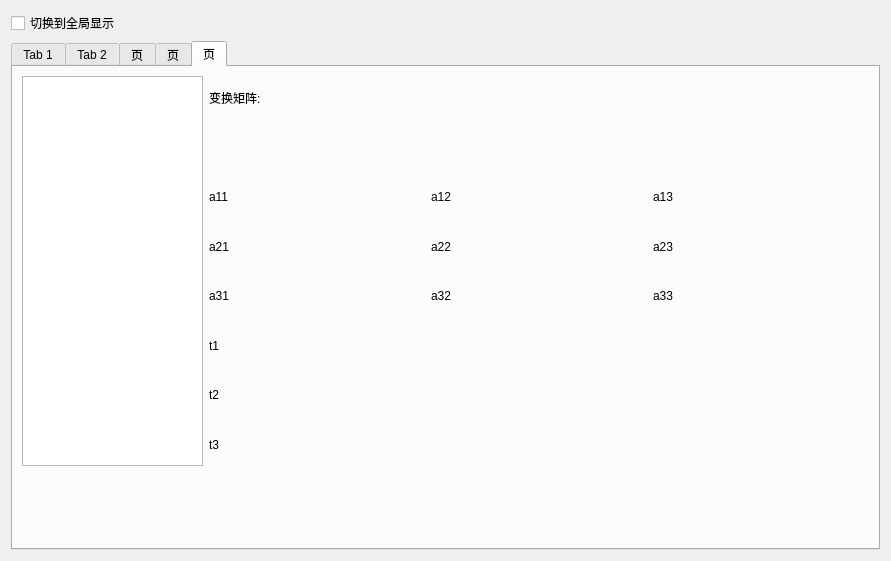
Before: the Qt Designer form checkscandatadlg.ui in qubo188612/qtwelding, drawn with Qt 5.
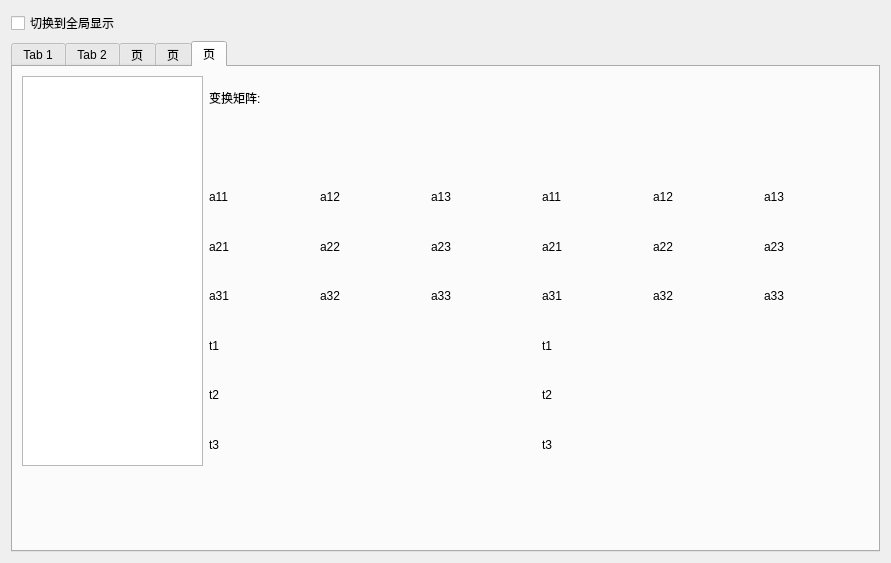
After: the same form once the commit is applied. The open tabs and pages were chosen to show the change. Custom widgets are drawn as their Qt base class.

```diff
--- a/checkscandatadlg.ui
+++ b/checkscandatadlg.ui
@@ -7,7 +7,7 @@
     <x>0</x>
     <y>0</y>
     <width>891</width>
-    <height>561</height>
+    <height>563</height>
    </rect>
   </property>
   <property name="windowTitle">
@@ -21,7 +21,7 @@
      </property>
     </widget>
    </item>
-   <item row="2" column="0">
+   <item row="1" column="0">
     <widget class="QTabWidget" name="tabWidget">
      <property name="currentIndex">
       <number>0</number>
@@ -1674,9 +1674,9 @@
       <attribute name="title">
        <string>页</string>
       </attribute>
-      <layout class="QGridLayout" name="gridLayout_19">
-       <item row="0" column="0">
-        <layout class="QGridLayout" name="gridLayout_17">
+      <layout class="QVBoxLayout" name="verticalLayout">
+       <item>
+        <layout class="QGridLayout" name="gridLayout_28">
          <item row="0" column="0">
           <widget class="QListWidget" name="tab5listWidget">
            <property name="minimumSize">
@@ -1694,8 +1694,8 @@
           </widget>
          </item>
          <item row="0" column="1">
-          <layout class="QGridLayout" name="gridLayout_16">
-           <item row="0" column="0" colspan="3">
+          <layout class="QGridLayout" name="gridLayout_27">
+           <item row="0" column="0">
             <widget class="QLabel" name="label_13">
              <property name="text">
               <string>变换矩阵:</string>
@@ -1730,6 +1730,27 @@
              </property>
             </widget>
            </item>
+           <item row="2" column="3">
+            <widget class="QLabel" name="tab5a11_label_3">
+             <property name="text">
+              <string>a11</string>
+             </property>
+            </widget>
+           </item>
+           <item row="2" column="4">
+            <widget class="QLabel" name="tab5a12_label_3">
+             <property name="text">
+              <string>a12</string>
+             </property>
+            </widget>
+           </item>
+           <item row="2" column="5">
+            <widget class="QLabel" name="tab5a13_label_3">
+             <property name="text">
+              <string>a13</string>
+             </property>
+            </widget>
+           </item>
            <item row="3" column="0">
             <widget class="QLabel" name="tab5a21_label">
              <property name="text">
@@ -1751,6 +1772,27 @@
              </property>
             </widget>
            </item>
+           <item row="3" column="3">
+            <widget class="QLabel" name="tab5a21_label_3">
+             <property name="text">
+              <string>a21</string>
+             </property>
+            </widget>
+           </item>
+           <item row="3" column="4">
+            <widget class="QLabel" name="tab5a22_label_3">
+             <property name="text">
+              <string>a22</string>
+             </property>
+            </widget>
+           </item>
+           <item row="3" column="5">
+            <widget class="QLabel" name="tab5a23_label_3">
+             <property name="text">
+              <string>a23</string>
+             </property>
+            </widget>
+           </item>
            <item row="4" column="0">
             <widget class="QLabel" name="tab5a31_label">
              <property name="text">
@@ -1772,6 +1814,27 @@
              </property>
             </widget>
            </item>
+           <item row="4" column="3">
+            <widget class="QLabel" name="tab5a31_label_3">
+             <property name="text">
+              <string>a31</string>
+             </property>
+            </widget>
+           </item>
+           <item row="4" column="4">
+            <widget class="QLabel" name="tab5a32_label_3">
+             <property name="text">
+              <string>a32</string>
+             </property>
+            </widget>
+           </item>
+           <item row="4" column="5">
+            <widget class="QLabel" name="tab5a33_label_3">
+             <property name="text">
+              <string>a33</string>
+             </property>
+            </widget>
+           </item>
            <item row="5" column="0">
             <widget class="QLabel" name="tab5t0_label">
              <property name="text">
@@ -1779,6 +1842,13 @@
              </property>
             </widget>
            </item>
+           <item row="5" column="3">
+            <widget class="QLabel" name="tab5t0_label_3">
+             <property name="text">
+              <string>t1</string>
+             </property>
+            </widget>
+           </item>
            <item row="6" column="0">
             <widget class="QLabel" name="tab5t1_label">
              <property name="text">
@@ -1786,6 +1856,13 @@
              </property>
             </widget>
            </item>
+           <item row="6" column="3">
+            <widget class="QLabel" name="tab5t1_label_3">
+             <property name="text">
+              <string>t2</string>
+             </property>
+            </widget>
+           </item>
            <item row="7" column="0">
             <widget class="QLabel" name="tab5t2_label">
              <property name="text">
@@ -1793,18 +1870,32 @@
              </property>
             </widget>
            </item>
+           <item row="7" column="3">
+            <widget class="QLabel" name="tab5t2_label_3">
+             <property name="text">
+              <string>t3</string>
+             </property>
+            </widget>
+           </item>
+           <item row="1" column="0" colspan="6">
+            <widget class="QLabel" name="tab5state">
+             <property name="text">
+              <string/>
+             </property>
+            </widget>
+           </item>
           </layout>
          </item>
         </layout>
        </item>
-       <item row="1" column="0">
+       <item>
         <layout class="QHBoxLayout" name="horizontalLayout_11">
          <item>
           <widget class="QLabel" name="label_63">
            <property name="minimumSize">
             <size>
              <width>81</width>
-             <height>21</height>
+             <height>23</height>
             </size>
            </property>
            <property name="maximumSize">
@@ -1827,7 +1918,7 @@
          </item>
         </layout>
        </item>
-       <item row="2" column="0">
+       <item>
         <layout class="QGridLayout" name="gridLayout_18">
          <item row="0" column="0">
           <widget class="QLabel" name="label_54">
```
Left out of the diff: 11 changed lines with no effect on the pictures.
